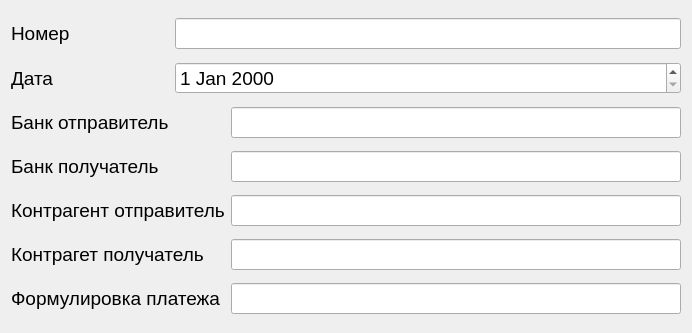
First picture: the form in cashflow.ui, repository anastasia-dushanova/ERPsystem, before the edit.
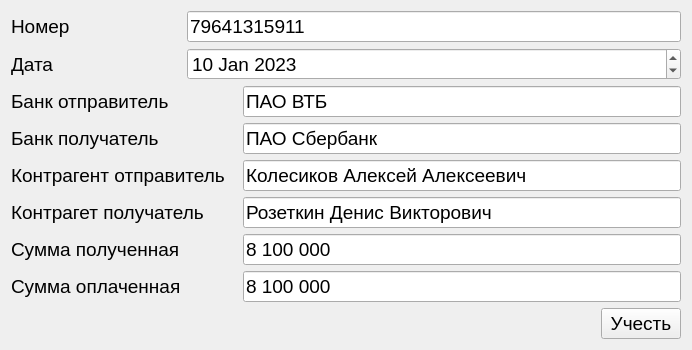
Second picture: the form after the edit.

Diff of the .ui file:
```diff
--- a/cashflow.ui
+++ b/cashflow.ui
@@ -7,7 +7,7 @@
     <x>0</x>
     <y>0</y>
     <width>692</width>
-    <height>333</height>
+    <height>348</height>
    </rect>
   </property>
   <property name="font">
@@ -26,8 +26,12 @@
      </property>
     </widget>
    </item>
-   <item row="0" column="1" colspan="2">
-    <widget class="QLineEdit" name="lineEdit_number"/>
+   <item row="0" column="2" colspan="2">
+    <widget class="QLineEdit" name="lineEdit_number">
+     <property name="text">
+      <string>79641315911</string>
+     </property>
+    </widget>
    </item>
    <item row="1" column="0">
     <widget class="QLabel" name="label_date">
@@ -36,58 +40,124 @@
      </property>
     </widget>
    </item>
-   <item row="1" column="1" colspan="2">
-    <widget class="QDateEdit" name="dateEdit"/>
+   <item row="1" column="2" colspan="2">
+    <widget class="QDateEdit" name="dateEdit">
+     <property name="date">
+      <date>
+       <year>2023</year>
+       <month>1</month>
+       <day>10</day>
+      </date>
+     </property>
+    </widget>
    </item>
-   <item row="2" column="0">
+   <item row="2" column="0" colspan="2">
     <widget class="QLabel" name="label_bankSender">
      <property name="text">
       <string>Банк отправитель</string>
      </property>
     </widget>
    </item>
-   <item row="2" column="2">
-    <widget class="QLineEdit" name="lineEdit_bankSender"/>
+   <item row="2" column="3">
+    <widget class="QLineEdit" name="lineEdit_bankSender">
+     <property name="text">
+      <string>ПАО ВТБ</string>
+     </property>
+    </widget>
    </item>
-   <item row="3" column="0">
+   <item row="3" column="0" colspan="2">
     <widget class="QLabel" name="label_bankReceiver">
      <property name="text">
       <string>Банк получатель</string>
      </property>
     </widget>
    </item>
-   <item row="3" column="2">
-    <widget class="QLineEdit" name="lineEdit_bankReceiver"/>
+   <item row="3" column="3">
+    <widget class="QLineEdit" name="lineEdit_bankReceiver">
+     <property name="text">
+      <string>ПАО Сбербанк</string>
+     </property>
+    </widget>
    </item>
-   <item row="4" column="0" colspan="2">
+   <item row="4" column="0" colspan="3">
     <widget class="QLabel" name="label_counterpartySender">
      <property name="text">
       <string>Контрагент отправитель</string>
      </property>
     </widget>
    </item>
-   <item row="4" column="2">
-    <widget class="QLineEdit" name="lineEdit_counterpartySender"/>
+   <item row="4" column="3">
+    <widget class="QLineEdit" name="lineEdit_counterpartySender">
+     <property name="text">
+      <string>Колесиков Алексей Алексеевич</string>
+     </property>
+    </widget>
    </item>
-   <item row="5" column="0" colspan="2">
+   <item row="5" column="0" colspan="3">
     <widget class="QLabel" name="label_counterpartyReceiver">
      <property name="text">
       <string>Контрагет получатель</string>
      </property>
     </widget>
    </item>
-   <item row="5" column="2">
-    <widget class="QLineEdit" name="lineEdit_counterpartyReceiver"/>
+   <item row="5" column="3">
+    <widget class="QLineEdit" name="lineEdit_counterpartyReceiver">
+     <property name="text">
+      <string>Розеткин Денис Викторович</string>
+     </property>
+    </widget>
    </item>
    <item row="6" column="0" colspan="2">
     <widget class="QLabel" name="label_payment">
      <property name="text">
-      <string>Формулировка платежа</string>
+      <string>Сумма полученная</string>
      </property>
     </widget>
    </item>
-   <item row="6" column="2">
-    <widget class="QLineEdit" name="lineEdit_payment"/>
+   <item row="6" column="3">
+    <widget class="QLineEdit" name="lineEdit_amountReceived">
+     <property name="text">
+      <string>8 100 000</string>
+     </property>
+    </widget>
+   </item>
+   <item row="7" column="0" colspan="2">
+    <widget class="QLabel" name="label_amountPaid">
+     <property name="text">
+      <string>Сумма оплаченная</string>
+     </property>
+    </widget>
+   </item>
+   <item row="7" column="3">
+    <widget class="QLineEdit" name="lineEdit_amountPaid">
+     <property name="text">
+      <string>8 100 000</string>
+     </property>
+    </widget>
+   </item>
+   <item row="8" column="0" colspan="4">
+    <layout class="QHBoxLayout" name="horizontalLayout">
+     <item>
+      <spacer name="horizontalSpacer">
+       <property name="orientation">
+        <enum>Qt::Horizontal</enum>
+       </property>
+       <property name="sizeHint" stdset="0">
+        <size>
+         <width>40</width>
+         <height>20</height>
+        </size>
+       </property>
+      </spacer>
+     </item>
+     <item>
+      <widget class="QPushButton" name="pushButton_consider">
+       <property name="text">
+        <string>Учесть</string>
+       </property>
+      </widget>
+     </item>
+    </layout>
    </item>
   </layout>
  </widget>
```
Left out of the diff: 2 changed lines with no effect on the pictures.
